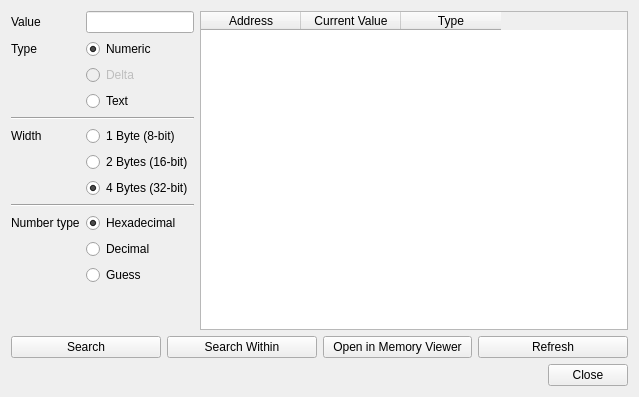
Qt form Libretro/mgba/src/platform/qt/MemorySearch.ui (kiddreads/Avalon-copy2) before a commit.
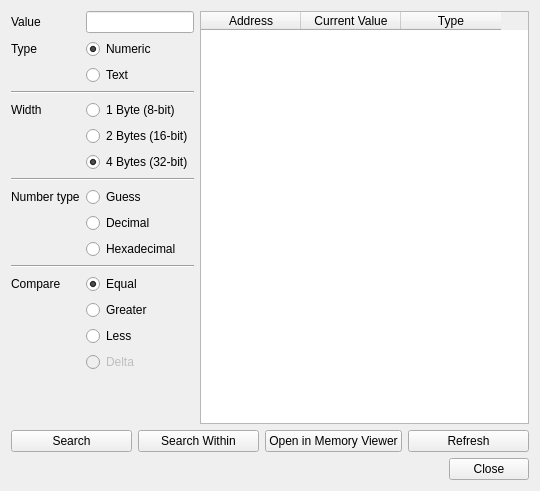
The same form after that commit.

Commit message: Core: Add additional memory search operations

```diff
--- a/Libretro/mgba/src/platform/qt/MemorySearch.ui
+++ b/Libretro/mgba/src/platform/qt/MemorySearch.ui
@@ -6,8 +6,8 @@
    <rect>
     <x>0</x>
     <y>0</y>
-    <width>639</width>
-    <height>397</height>
+    <width>540</width>
+    <height>491</height>
    </rect>
   </property>
   <property name="minimumSize">
@@ -89,7 +89,7 @@
        </attribute>
       </widget>
      </item>
-     <item row="3" column="1">
+     <item row="2" column="1">
       <widget class="QRadioButton" name="typeStr">
        <property name="text">
         <string>Text</string>
@@ -99,14 +99,21 @@
        </attribute>
       </widget>
      </item>
-     <item row="5" column="0">
+     <item row="3" column="0" colspan="2">
+      <widget class="Line" name="line">
+       <property name="orientation">
+        <enum>Qt::Horizontal</enum>
+       </property>
+      </widget>
+     </item>
+     <item row="4" column="0">
       <widget class="QLabel" name="label_3">
        <property name="text">
         <string>Width</string>
        </property>
       </widget>
      </item>
-     <item row="5" column="1">
+     <item row="4" column="1">
       <widget class="QRadioButton" name="bits8">
        <property name="text">
         <string>1 Byte (8-bit)</string>
@@ -116,7 +123,7 @@
        </attribute>
       </widget>
      </item>
-     <item row="6" column="1">
+     <item row="5" column="1">
       <widget class="QRadioButton" name="bits16">
        <property name="text">
         <string>2 Bytes (16-bit)</string>
@@ -126,7 +133,7 @@
        </attribute>
       </widget>
      </item>
-     <item row="7" column="1">
+     <item row="6" column="1">
       <widget class="QRadioButton" name="bits32">
        <property name="text">
         <string>4 Bytes (32-bit)</string>
@@ -139,53 +146,93 @@
        </attribute>
       </widget>
      </item>
-     <item row="9" column="0">
+     <item row="7" column="0" colspan="2">
+      <widget class="Line" name="line_2">
+       <property name="orientation">
+        <enum>Qt::Horizontal</enum>
+       </property>
+      </widget>
+     </item>
+     <item row="8" column="0">
       <widget class="QLabel" name="label_4">
        <property name="text">
         <string>Number type</string>
        </property>
       </widget>
      </item>
+     <item row="8" column="1">
+      <widget class="QRadioButton" name="numGuess">
+       <property name="text">
+        <string>Guess</string>
+       </property>
+       <property name="checked">
+        <bool>true</bool>
+       </property>
+      </widget>
+     </item>
      <item row="9" column="1">
-      <widget class="QRadioButton" name="numHex">
-       <property name="text">
-        <string>Hexadecimal</string>
-       </property>
-       <property name="checked">
-        <bool>true</bool>
-       </property>
-      </widget>
-     </item>
-     <item row="10" column="1">
       <widget class="QRadioButton" name="numDec">
        <property name="text">
         <string>Decimal</string>
        </property>
       </widget>
      </item>
-     <item row="11" column="1">
-      <widget class="QRadioButton" name="numGuess">
+     <item row="10" column="1">
+      <widget class="QRadioButton" name="numHex">
        <property name="text">
-        <string>Guess</string>
+        <string>Hexadecimal</string>
        </property>
       </widget>
      </item>
-     <item row="4" column="0" colspan="2">
-      <widget class="Line" name="line">
+     <item row="11" column="0" colspan="2">
+      <widget class="Line" name="line_3">
        <property name="orientation">
         <enum>Qt::Horizontal</enum>
        </property>
       </widget>
      </item>
-     <item row="8" column="0" colspan="2">
-      <widget class="Line" name="line_2">
-       <property name="orientation">
-        <enum>Qt::Horizontal</enum>
+     <item row="12" column="0">
+      <widget class="QLabel" name="label_5">
+       <property name="text">
+        <string>Compare</string>
        </property>
       </widget>
      </item>
-     <item row="2" column="1">
-      <widget class="QRadioButton" name="typeDelta">
+     <item row="12" column="1">
+      <widget class="QRadioButton" name="opEqual">
+       <property name="text">
+        <string>Equal</string>
+       </property>
+       <property name="checked">
+        <bool>true</bool>
+       </property>
+       <attribute name="buttonGroup">
+        <string notr="true">op</string>
+       </attribute>
+      </widget>
+     </item>
+     <item row="13" column="1">
+      <widget class="QRadioButton" name="opGreater">
+       <property name="text">
+        <string>Greater</string>
+       </property>
+       <attribute name="buttonGroup">
+        <string notr="true">op</string>
+       </attribute>
+      </widget>
+     </item>
+     <item row="14" column="1">
+      <widget class="QRadioButton" name="opLess">
+       <property name="text">
+        <string>Less</string>
+       </property>
+       <attribute name="buttonGroup">
+        <string notr="true">op</string>
+       </attribute>
+      </widget>
+     </item>
+     <item row="15" column="1">
+      <widget class="QRadioButton" name="opDelta">
        <property name="enabled">
         <bool>false</bool>
        </property>
```
Left out of the diff: 3 changed lines with no effect on the pictures. The commit also changes 3 other files.
